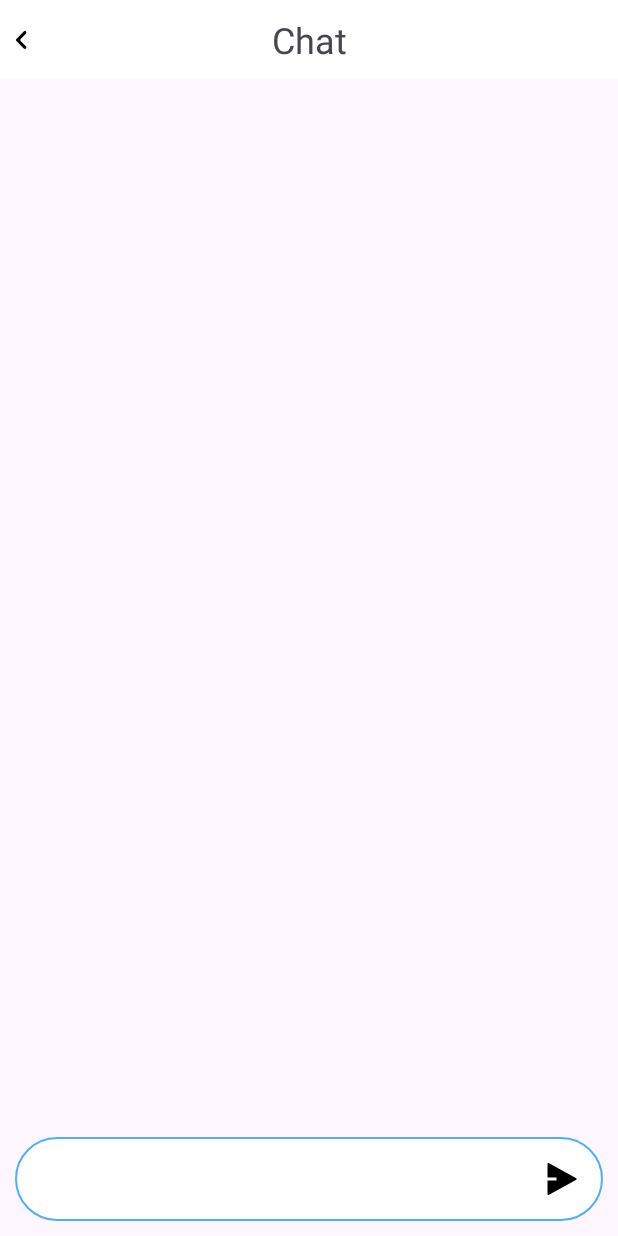
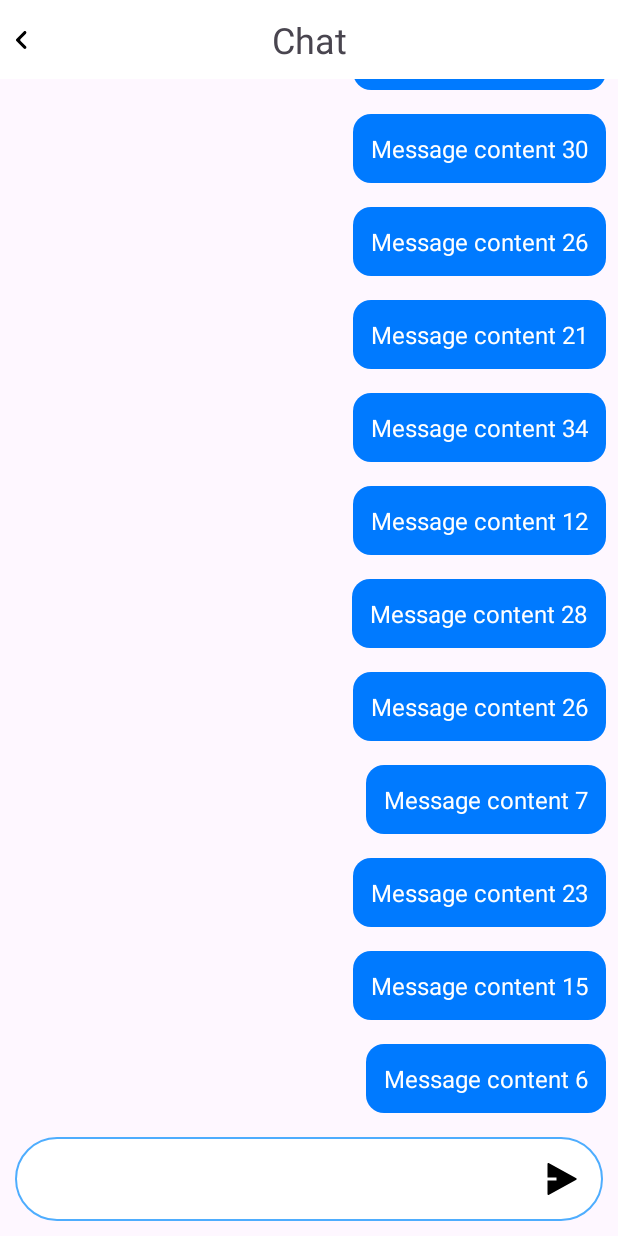
Before and after one commit to hathai2k2/MySocialProject, an Android app: the fragment MessageFragment shown on its own in the app's theme, on a phone screen of 412 x 824 dp. Run offline under Robolectric (Android 15) with nearby library versions, the phone set to English and light mode, and no system bars; our stand-ins replace Dagger/Hilt's generated code, Room's generated code, data binding.

Commit message:
fake data message

```diff
--- /dev/null
+++ b/app/src/main/java/com/example/mysocialproject/model/room/MessageEntity.kt
@@ -0,0 +1,13 @@
+package com.example.mysocialproject.model.room
+
+import androidx.room.Entity
+import androidx.room.PrimaryKey
+
+@Entity(tableName = "messages")
+data class MessageEntity(
+    @PrimaryKey val id: String,
+    val senderId: String,
+    val receiverId: String,
+    val content: String,
+    val timestamp: Long
+)
--- /dev/null
+++ b/app/src/main/java/com/example/mysocialproject/networking/FakeDataGenerator.kt
@@ -0,0 +1,26 @@
+package com.example.mysocialproject.networking
+
+import com.example.mysocialproject.model.room.MessageEntity
+import java.util.UUID
+
+object FakeDataGenerator {
+    fun generateFakeMessages(count: Int): List<MessageEntity> {
+        val messages = mutableListOf<MessageEntity>()
+        val users = listOf("user_1", "user_2", "user_3") // Danh sách user giả
+
+        for (i in 1..count) {
+            val senderId = users.random()
+            val receiverId = users.filter { it != senderId }.random() // Đảm bảo người nhận khác người gửi
+            messages.add(
+                MessageEntity(
+                    id = UUID.randomUUID().toString(),
+                    senderId = senderId,
+                    receiverId = receiverId,
+                    content = "Message content $i",
+                    timestamp = System.currentTimeMillis() - (1000L * i)
+                )
+            )
+        }
+        return messages
+    }
+}
--- /dev/null
+++ b/app/src/main/java/com/example/mysocialproject/networking/repository/MessageRepository.kt
@@ -0,0 +1,18 @@
+package com.example.mysocialproject.networking.repository
+
+import com.example.mysocialproject.model.room.MessageEntity
+import com.example.mysocialproject.networking.room.MessageDao
+import javax.inject.Inject
+
+class MessageRepository @Inject constructor(
+    private val messageDao: MessageDao
+) {
+
+    suspend fun insertMessages(messages: List<MessageEntity>) {
+        messageDao.insertMessages(messages)
+    }
+
+    suspend fun getMessagesBetween(senderId: String, receiverId: String): List<MessageEntity> {
+        return messageDao.getMessagesBetween(senderId, receiverId)
+    }
+}
--- /dev/null
+++ b/app/src/main/java/com/example/mysocialproject/networking/room/MessageDao.kt
@@ -0,0 +1,18 @@
+package com.example.mysocialproject.networking.room
+
+import androidx.room.Dao
+import androidx.room.Insert
+import androidx.room.Query
+import com.example.mysocialproject.model.room.MessageEntity
+@Dao
+interface MessageDao {
+
+    @Insert
+    suspend fun insertMessages(messages: List<MessageEntity>)
+
+    @Query("SELECT * FROM messages WHERE senderId = :senderId AND receiverId = :receiverId ORDER BY timestamp ASC")
+    suspend fun getMessagesBetween(senderId: String, receiverId: String): List<MessageEntity>
+
+    @Query("DELETE FROM messages")
+    suspend fun clearAllMessages()
+}
--- a/app/src/main/java/com/example/mysocialproject/ui/base/BaseViewModel.kt
+++ b/app/src/main/java/com/example/mysocialproject/ui/base/BaseViewModel.kt
@@ -17,7 +17,6 @@ abstract class BaseViewModel<N> constructor(
     private var _error = MutableLiveData<Throwable>()
     var error: LiveData<Throwable> = _error
 
-    protected var isRefreshToken = false
 
     fun getNavigator() = mNavigator?.get()
 
--- a/app/src/main/java/com/example/mysocialproject/ui/custom_view/AppEditText.kt
+++ b/app/src/main/java/com/example/mysocialproject/ui/custom_view/AppEditText.kt
@@ -197,6 +197,7 @@ class AppEditText @JvmOverloads constructor(
 
 
     fun getText() = mViewBinding.editText.text.toString()
+    fun clearText() = mViewBinding.editText.text.clear()
 
 
     fun addChangeTextListener(onTextChange: (s: String) -> Unit) {
--- a/app/src/main/java/com/example/mysocialproject/ui/custom_view/AppHeader.kt
+++ b/app/src/main/java/com/example/mysocialproject/ui/custom_view/AppHeader.kt
@@ -53,4 +53,7 @@ class AppHeader @JvmOverloads constructor(
             o.recycle()
         }
     }
+    fun onClickRightIcon(onClick:()->Unit){
+        mViewBinding.ivRight.setOnClickListener { onClick() }
+    }
 }
--- /dev/null
+++ b/app/src/main/java/com/example/mysocialproject/ui/feature/chat/MessageAdapter.kt
@@ -0,0 +1,66 @@
+package com.example.mysocialproject.ui.feature.chat
+
+import android.view.LayoutInflater
+import android.view.View
+import android.view.ViewGroup
+import android.widget.TextView
+import androidx.recyclerview.widget.RecyclerView
+import com.example.mysocialproject.R
+import com.example.mysocialproject.model.room.MessageEntity
+
+class MessageAdapter(
+    private val messages: List<MessageEntity>,
+    private val currentUserId: String
+) : RecyclerView.Adapter<RecyclerView.ViewHolder>() {
+
+    companion object {
+        private const val VIEW_TYPE_SENT = 1
+        private const val VIEW_TYPE_RECEIVED = 2
+    }
+
+    override fun getItemViewType(position: Int): Int {
+        return if (messages[position].senderId == currentUserId) {
+            VIEW_TYPE_SENT
+        } else {
+            VIEW_TYPE_RECEIVED
+        }
+    }
+
+    override fun onCreateViewHolder(parent: ViewGroup, viewType: Int): RecyclerView.ViewHolder {
+        val inflater = LayoutInflater.from(parent.context)
+        return if (viewType == VIEW_TYPE_SENT) {
+            val view = inflater.inflate(R.layout.item_message_sent, parent, false)
+            SentMessageViewHolder(view)
+        } else {
+            val view = inflater.inflate(R.layout.item_message_received, parent, false)
+            ReceivedMessageViewHolder(view)
+        }
+    }
+
+    override fun onBindViewHolder(holder: RecyclerView.ViewHolder, position: Int) {
+        val message = messages[position]
+        if (holder is SentMessageViewHolder) {
+            holder.bind(message)
+        } else if (holder is ReceivedMessageViewHolder) {
+            holder.bind(message)
+        }
+    }
+
+    override fun getItemCount(): Int = messages.size
+
+    class SentMessageViewHolder(itemView: View) : RecyclerView.ViewHolder(itemView) {
+        private val tvMessageContent: TextView = itemView.findViewById(R.id.tvMessageContent)
+
+        fun bind(message: MessageEntity) {
+            tvMessageContent.text = message.content
+        }
+    }
+
+    class ReceivedMessageViewHolder(itemView: View) : RecyclerView.ViewHolder(itemView) {
+        private val tvMessageContent: TextView = itemView.findViewById(R.id.tvMessageContent)
+
+        fun bind(message: MessageEntity) {
+            tvMessageContent.text = message.content
+        }
+    }
+}
--- a/app/src/main/java/com/example/mysocialproject/ui/feature/chat/MessageFragment.kt
+++ b/app/src/main/java/com/example/mysocialproject/ui/feature/chat/MessageFragment.kt
@@ -5,18 +5,56 @@ import androidx.fragment.app.Fragment
 import android.view.LayoutInflater
 import android.view.View
 import android.view.ViewGroup
+import androidx.fragment.app.viewModels
+import androidx.recyclerview.widget.LinearLayoutManager
+import com.example.mysocialproject.BR
 import com.example.mysocialproject.R
+import com.example.mysocialproject.databinding.FragmentMessageBinding
+import com.example.mysocialproject.ui.base.BaseFragmentWithViewModel
+import dagger.hilt.android.AndroidEntryPoint
+
+@AndroidEntryPoint
+class MessageFragment : BaseFragmentWithViewModel<FragmentMessageBinding,MessageViewModel>() {
+    override fun getViewModelClass() = MessageViewModel::class.java
+
+    override fun getBindingVariable() = BR.viewModel
+
+    override fun initViewModel() = viewModels<MessageViewModel>()
+
+    override fun getLayoutId() = R.layout.fragment_message
+
+    private lateinit var adapter: MessageAdapter
+    private var currentUserId: String = "user_2"
+
+    override fun onViewCreated(view: View, savedInstanceState: Bundle?) {
+        super.onViewCreated(view, savedInstanceState)
+// Initialize RecyclerView
+        mViewBinding.rcvMessage.apply {
+            layoutManager = LinearLayoutManager(requireContext())
+            adapter = MessageAdapter(emptyList(), currentUserId)
+            adapter = adapter
+        }
 
 
-class MessageFragment : Fragment() {
+        // Load messages from ViewModel
+        val receiverId = "user_1" // ID của người nhận
+        mViewModel.loadMessages(currentUserId, receiverId)
 
+        // Observe messages and update UI
+        mViewModel.messages.observe(viewLifecycleOwner) { messages ->
+            adapter = MessageAdapter(messages, currentUserId) // Cập nhật adapter
+            mViewBinding.rcvMessage.adapter = adapter
+            mViewBinding.rcvMessage.scrollToPosition(adapter.itemCount - 1) // Tự động cuộn xuống
+        }
 
-    override fun onCreateView(
-        inflater: LayoutInflater, container: ViewGroup?,
-        savedInstanceState: Bundle?
-    ): View? {
-        // Inflate the layout for this fragment
-        return inflater.inflate(R.layout.fragment_message, container, false)
+        // Send a new message (giả lập gửi tin nhắn)
+        mViewBinding.appEditText.setRightDrawableClick  {
+            val messageContent = mViewBinding.appEditText.getText()
+            if (messageContent.isNotEmpty()) {
+                mViewModel.sendMessage(currentUserId, receiverId, messageContent)
+                mViewBinding.appEditText.clearText()
+            }
+        }
     }
 
 }
--- /dev/null
+++ b/app/src/main/java/com/example/mysocialproject/ui/feature/chat/MessageViewModel.kt
@@ -0,0 +1,55 @@
+package com.example.mysocialproject.ui.feature.chat
+
+import androidx.lifecycle.LiveData
+import androidx.lifecycle.MutableLiveData
+import androidx.lifecycle.viewModelScope
+import com.example.mysocialproject.model.room.MessageEntity
+import com.example.mysocialproject.networking.FakeDataGenerator
+import com.example.mysocialproject.networking.repository.MessageRepository
+import com.example.mysocialproject.ui.base.BaseViewModel
+import dagger.hilt.android.lifecycle.HiltViewModel
+import kotlinx.coroutines.launch
+import java.util.UUID
+import javax.inject.Inject
+
+@HiltViewModel
+class MessageViewModel @Inject constructor(
+    private val repository: MessageRepository
+) : BaseViewModel<Any>() {
+    init {
+        insertFakeMessages()
+    }
+    private val _messages = MutableLiveData<List<MessageEntity>>()
+    val messages: LiveData<List<MessageEntity>> = _messages
+
+    fun loadMessages(senderId: String, receiverId: String) {
+        viewModelScope.launch {
+            val data = repository.getMessagesBetween(senderId, receiverId)
+            _messages.postValue(data)
+        }
+    }
+
+    fun insertFakeMessages() {
+        viewModelScope.launch {
+            val fakeMessages = FakeDataGenerator.generateFakeMessages(50)
+            repository.insertMessages(fakeMessages)
+        }
+    }
+
+    fun sendMessage(senderId: String, receiverId: String, content: String) {
+        viewModelScope.launch {
+            val newMessage = MessageEntity(
+                id = UUID.randomUUID().toString(),
+                senderId = senderId,
+                receiverId = receiverId,
+                content = content,
+                timestamp = System.currentTimeMillis()
+            )
+            repository.insertMessages(listOf(newMessage))
+
+            // Cập nhật danh sách tin nhắn
+            val updatedMessages = repository.getMessagesBetween(senderId, receiverId)
+            _messages.postValue(updatedMessages)
+        }
+    }
+}
--- /dev/null
+++ b/app/src/main/res/drawable/bg_message_received.xml
@@ -0,0 +1,5 @@
+<shape xmlns:android="http://schemas.android.com/apk/res/android"
+    android:shape="rectangle">
+    <corners android:radius="12dp" />
+    <solid android:color="#E5E5EA" />
+</shape>
--- /dev/null
+++ b/app/src/main/res/drawable/bg_message_sent.xml
@@ -0,0 +1,5 @@
+<shape xmlns:android="http://schemas.android.com/apk/res/android"
+    android:shape="rectangle">
+    <corners android:radius="12dp" />
+    <solid android:color="#007AFF" />
+</shape>
--- a/app/src/main/res/layout/fragment_message.xml
+++ b/app/src/main/res/layout/fragment_message.xml
@@ -3,7 +3,11 @@
     xmlns:tools="http://schemas.android.com/tools"
     xmlns:app="http://schemas.android.com/apk/res-auto"
     tools:context=".ui.feature.chat.MessageFragment">
-
+    <data>
+        <variable
+            name="viewModel"
+            type="com.example.mysocialproject.ui.feature.chat.MessageViewModel" />
+    </data>
     <androidx.constraintlayout.widget.ConstraintLayout
         android:layout_width="match_parent"
         android:layout_height="match_parent">
@@ -19,6 +23,7 @@
             app:layout_constraintTop_toTopOf="parent" />
 
         <androidx.recyclerview.widget.RecyclerView
+            android:id="@+id/rcv_message"
             android:layout_width="match_parent"
             android:layout_height="0dp"
             app:layout_constraintBottom_toTopOf="@+id/appEditText"
--- /dev/null
+++ b/app/src/main/res/layout/item_message_sent.xml
@@ -0,0 +1,17 @@
+<?xml version="1.0" encoding="utf-8"?>
+<LinearLayout xmlns:android="http://schemas.android.com/apk/res/android"
+    android:layout_width="match_parent"
+    android:layout_height="wrap_content"
+    android:orientation="horizontal"
+    android:gravity="end"
+    android:padding="8dp">
+
+    <TextView
+        android:id="@+id/tvMessageContent"
+        android:layout_width="wrap_content"
+        android:layout_height="wrap_content"
+        android:background="@drawable/bg_message_sent"
+        android:padding="12dp"
+        android:textColor="@android:color/white"
+        android:textSize="16sp" />
+</LinearLayout>
```
Also changed, not shown: app/build.gradle.kts (+5 -4 lines), app/src/main/java/com/example/mysocialproject/di/RemoteModule.kt (added, +32 -0 lines), app/src/main/java/com/example/mysocialproject/networking/room/AppDatabase.kt (added, +10 -0 lines), app/src/main/java/com/example/mysocialproject/ui/feature/home/HomeFragment.kt (+8 -0 lines), app/src/main/res/layout/item_message_received.xml (added, +17 -0 lines), app/src/main/res/navigation/main_navigation.xml (+8 -0 lines).
